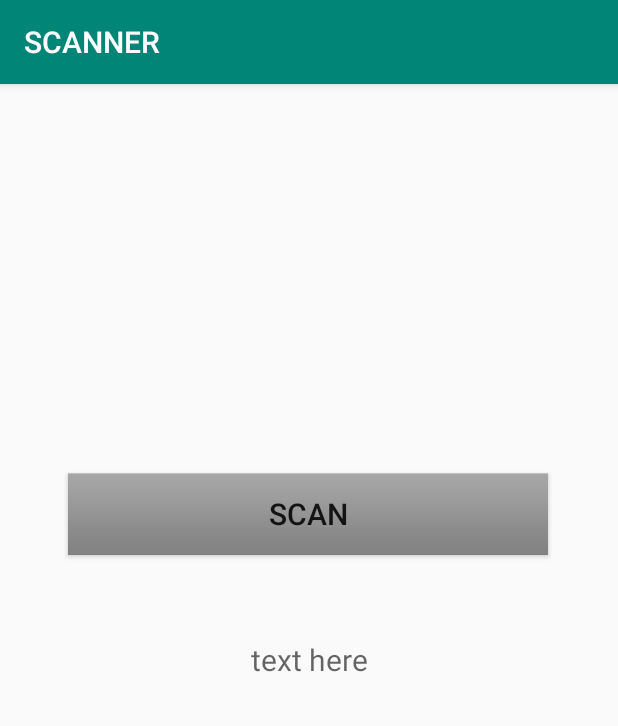
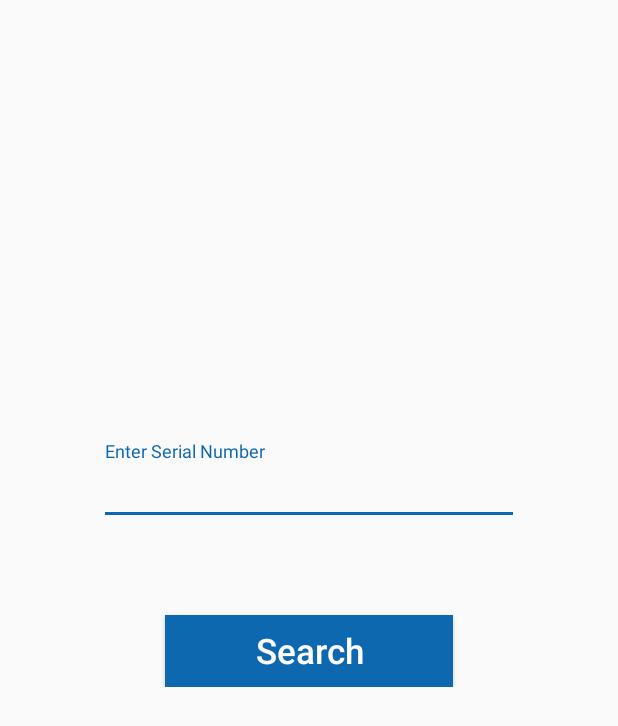
Before and after one commit to andy-coding5/scan, an Android app: the MainActivity screen opened directly, with no data from a screen before it, on a phone screen of 412 x 824 dp. Shown: the top 726 px of the screen. Run offline under Robolectric (Android 15) with nearby library versions, the phone set to English and light mode, and no system bars.

```diff
--- a/app/src/main/java/com/E2Execel/scanner/Pojo/Data.java
+++ b/app/src/main/java/com/E2Execel/scanner/Pojo/login_details/Data.java
@@ -1,4 +1,4 @@
-package com.E2Execel.scanner.Pojo;
+package com.E2Execel.scanner.Pojo.login_details;
 
 
 import com.google.gson.annotations.Expose;
--- a/app/src/main/java/com/E2Execel/scanner/Pojo/Login.java
+++ b/app/src/main/java/com/E2Execel/scanner/Pojo/login_details/Login.java
@@ -1,4 +1,4 @@
-package com.E2Execel.scanner.Pojo;
+package com.E2Execel.scanner.Pojo.login_details;
 
 import com.google.gson.annotations.Expose;
 import com.google.gson.annotations.SerializedName;
--- a/app/src/main/java/com/E2Execel/scanner/Retrofit/ApiService.java
+++ b/app/src/main/java/com/E2Execel/scanner/Retrofit/ApiService.java
@@ -1,10 +1,12 @@
 package com.E2Execel.scanner.Retrofit;
 
-import com.E2Execel.scanner.Pojo.Login;
+import com.E2Execel.scanner.Pojo.login_details.Login;
+import com.E2Execel.scanner.Pojo.search_details.Search;
 
 import retrofit2.Call;
 import retrofit2.http.Field;
 import retrofit2.http.FormUrlEncoded;
+import retrofit2.http.Header;
 import retrofit2.http.Headers;
 import retrofit2.http.POST;
 
@@ -19,4 +21,12 @@ public interface ApiService {
     Call<Login> getLoginJason(@Field("username_or_email") String username_or_email, @Field("password") String password, @Field("source") String source);
 
 
+    //for SEARCH
+
+    @POST("panel/api/v1/device/search/")
+    @FormUrlEncoded
+    Call<Search> getSearchJason(@Header("APIKEY") String APIKEY, @Header("Authorization") String Authorization,
+                                @Field("searchkey") String searchkey, @Field("source") String source);
+
+
 }
--- /dev/null
+++ b/app/src/main/java/com/E2Execel/scanner/global/globalValues.java
@@ -0,0 +1,5 @@
+package com.E2Execel.scanner.global;
+
+public class globalValues {
+    public static String APIKEY = "931d2c3421e9499098676ac0122aaca1";
+}
--- a/app/src/main/res/layout/activity_login.xml
+++ b/app/src/main/res/layout/activity_login.xml
@@ -37,7 +37,7 @@
                     android:id="@+id/input_email"
                     android:layout_width="match_parent"
                     android:layout_height="wrap_content"
-                    android:hint="Enter Username or Email"
+                    android:hint="Enter Username/ Email"
                     android:imeOptions="actionNext"
                     android:inputType="textEmailAddress"
                     android:singleLine="true"/>
@@ -70,7 +70,7 @@
                 android:text="Login"
                 android:textAllCaps="false"
                 android:textColor="#FFF"
-                android:textSize="27sp" />
+                android:textSize="23sp" />
         </LinearLayout>
     </ScrollView>
 </LinearLayout>
--- a/app/src/main/res/layout/activity_main.xml
+++ b/app/src/main/res/layout/activity_main.xml
@@ -6,40 +6,71 @@
     android:layout_height="match_parent"
     tools:context=".MainActivity">
 
-    <Button
-        android:id="@+id/button"
-        android:layout_width="wrap_content"
-        android:layout_height="wrap_content"
-        android:layout_marginStart="8dp"
-        android:layout_marginTop="8dp"
-        android:layout_marginEnd="8dp"
-        android:layout_marginBottom="8dp"
-        android:background="@android:drawable/bottom_bar"
-        android:onClick="scan"
-        android:text="SCAN"
-        android:textSize="20sp"
-        app:layout_constraintBottom_toBottomOf="parent"
-        app:layout_constraintEnd_toEndOf="parent"
-        app:layout_constraintHorizontal_bias="0.493"
-        app:layout_constraintStart_toStartOf="parent"
-        app:layout_constraintTop_toTopOf="parent"
-        app:layout_constraintVertical_bias="0.36" />
-
-    <TextView
-        android:id="@+id/text"
+    <ScrollView
         android:layout_width="match_parent"
         android:layout_height="wrap_content"
         android:layout_marginStart="8dp"
         android:layout_marginLeft="8dp"
+        android:layout_marginTop="8dp"
         android:layout_marginEnd="8dp"
         android:layout_marginRight="8dp"
         android:layout_marginBottom="8dp"
-        android:hint="text here"
-        android:textAlignment="center"
-        android:textSize="20sp"
         app:layout_constraintBottom_toBottomOf="parent"
         app:layout_constraintEnd_toEndOf="parent"
+        app:layout_constraintHorizontal_bias="0.0"
         app:layout_constraintStart_toStartOf="parent"
         app:layout_constraintTop_toTopOf="parent"
-        app:layout_constraintVertical_bias="0.505" />
+        app:layout_constraintVertical_bias="0.365">
+
+        <LinearLayout
+            android:layout_width="match_parent"
+            android:layout_height="wrap_content"
+            android:layout_marginStart="8dp"
+            android:layout_marginLeft="8dp"
+            android:layout_marginTop="8dp"
+            android:layout_marginEnd="8dp"
+            android:layout_marginRight="8dp"
+            android:layout_marginBottom="8dp"
+            android:gravity="center_vertical|center_horizontal"
+            android:orientation="vertical"
+            android:padding="50dp"
+            app:layout_constraintBottom_toBottomOf="parent"
+            app:layout_constraintEnd_toEndOf="parent"
+            app:layout_constraintHorizontal_bias="0.0"
+            app:layout_constraintStart_toStartOf="parent"
+            app:layout_constraintTop_toTopOf="parent"
+            app:layout_constraintVertical_bias="0.345">
+
+            <android.support.design.widget.TextInputLayout
+                android:layout_width="match_parent"
+                android:layout_height="wrap_content">
+
+                <EditText
+                    android:id="@+id/serial_number"
+                    android:layout_width="match_parent"
+                    android:layout_height="wrap_content"
+                    android:hint="Enter Serial Number"
+                    android:imeOptions="actionDone"
+                    android:inputType="text"
+                    android:singleLine="true" />
+
+            </android.support.design.widget.TextInputLayout>
+
+            <Button
+                android:id="@+id/search_btn"
+                android:layout_width="wrap_content"
+                android:layout_height="wrap_content"
+                android:layout_gravity="center_horizontal"
+                android:layout_marginTop="60dp"
+                android:background="@color/blue"
+                android:onClick="search_process"
+                android:paddingLeft="60dp"
+                android:paddingRight="60dp"
+                android:text="Search"
+                android:textAllCaps="false"
+                android:textColor="#FFF"
+                android:textSize="23sp" />
+
+        </LinearLayout>
+    </ScrollView>
 </android.support.constraint.ConstraintLayout>
```
Also changed, not shown: app/src/main/AndroidManifest.xml (+9 -8 lines), app/src/main/java/com/E2Execel/scanner/LoginActivity.java (+4 -6 lines), app/src/main/java/com/E2Execel/scanner/MainActivity.java (+105 -29 lines), app/src/main/java/com/E2Execel/scanner/Pojo/search_details/Datum.java (added, +45 -0 lines), app/src/main/java/com/E2Execel/scanner/Pojo/search_details/Search.java (added, +44 -0 lines), app/src/main/java/com/E2Execel/scanner/SearchReaults.java (added, +41 -0 lines), app/src/main/res/layout/activity_search_reaults.xml (added, +9 -0 lines).
